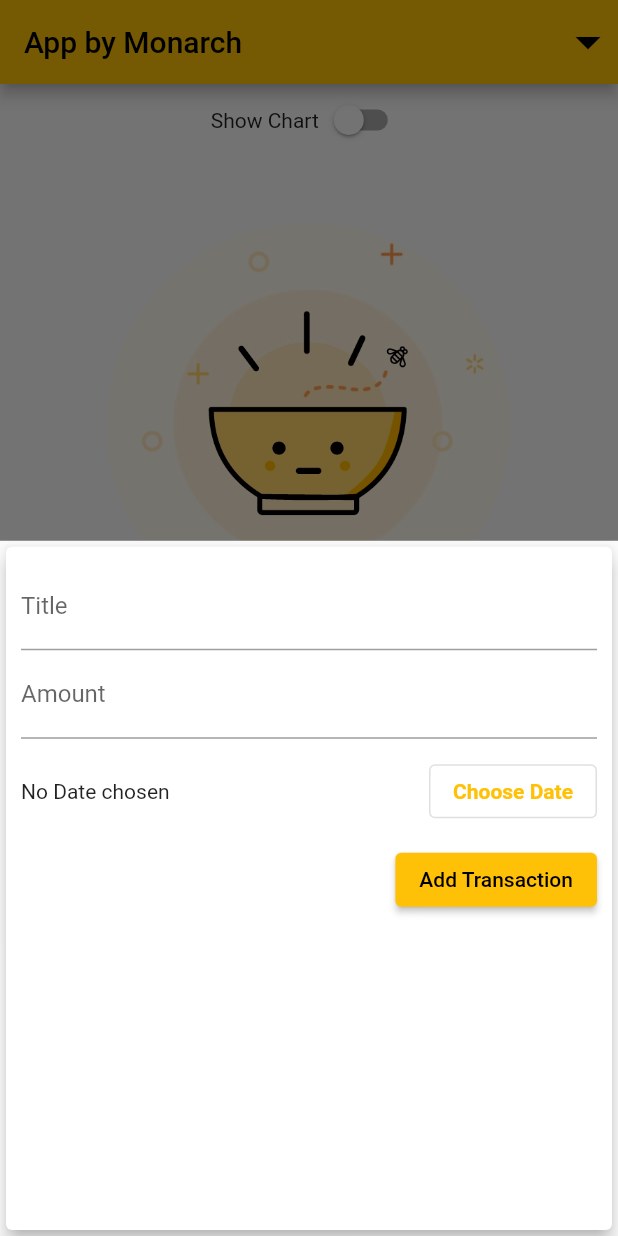
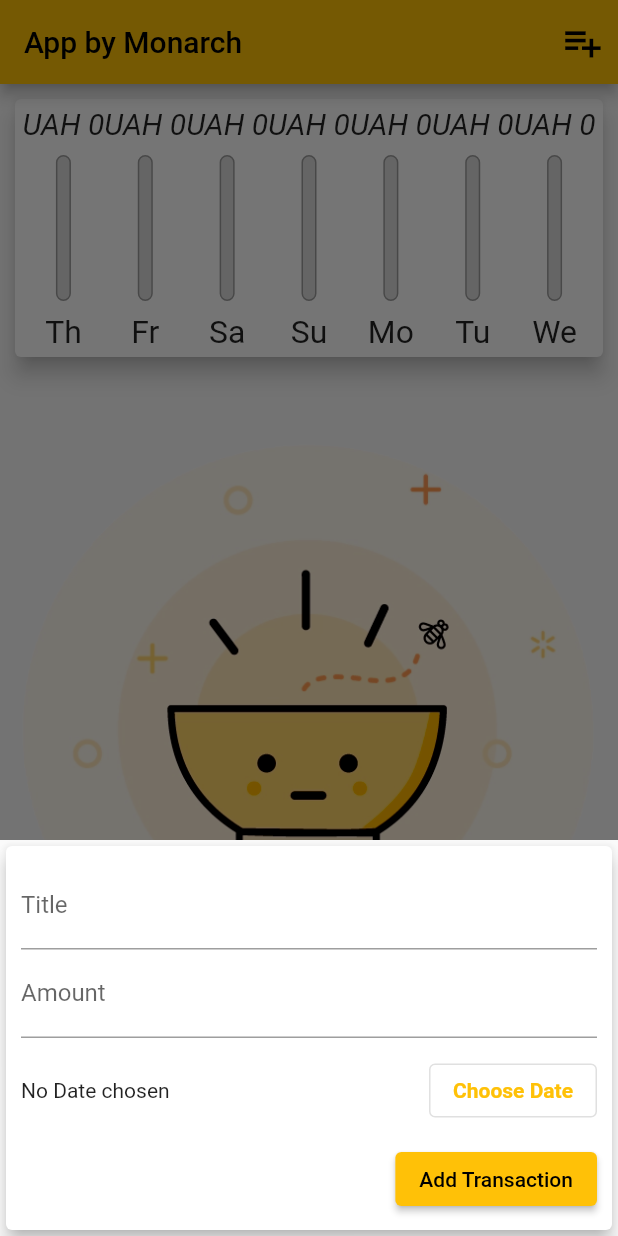
Before and after one commit to MonarchLight/firstAppFlutter, a Flutter app: the screen it shows after launch, after a tap on the "add" icon, on a phone screen of 412 x 824 dp. Run offline on Flutter 3.47's test engine with Material 2 defaults, Android fonts, the phone set to English and light mode, and no system bars.

```diff
--- a/lib/main.dart
+++ b/lib/main.dart
@@ -1,5 +1,9 @@
+import 'dart:io';
+
+import 'package:flutter/cupertino.dart';
 import 'package:flutter/material.dart';
 import 'package:flutter/services.dart';
+
 import './modules/transaction.dart';
 import './widgets/chart.dart';
 import './widgets/new_transaction.dart';
@@ -75,6 +79,7 @@ class _MyHomePageState extends State<MyHomePage> {
 
   void _startAddNewTransaction(BuildContext ctx) {
     showModalBottomSheet(
+      isScrollControlled: true,
       context: ctx,
       builder: (_) {
         return NewTransactions(_addNewTransaction);
@@ -90,33 +95,39 @@ class _MyHomePageState extends State<MyHomePage> {
 
   @override
   Widget build(BuildContext context) {
+    final mediaQuery = MediaQuery.of(context);
+    final isLandscape = mediaQuery.orientation == Orientation.landscape;
     final appBar = AppBar(
       title: Text(
         'App by Monarch',
       ),
       actions: <Widget>[
         IconButton(
-            onPressed: () {
-              () => _startAddNewTransaction(context);
-            },
+            onPressed: () => _startAddNewTransaction(context),
             icon: Icon(
-              Icons.arrow_drop_down,
-              size: 40,
+              Icons.playlist_add_outlined,
+              size: 30,
             ))
       ],
     );
-    return Scaffold(
-      appBar: appBar,
-      body: SingleChildScrollView(
+    final txListWidget = Container(
+      height: (mediaQuery.size.height -
+              appBar.preferredSize.height -
+              mediaQuery.padding.top) *
+          0.9,
+      child: TransactionList(_userTransactions, _deleteTransaction),
+    );
+    final pageBody = SingleChildScrollView(
       child: Column(
         // mainAxisAlignment: MainAxisAlignment.start,
         crossAxisAlignment: CrossAxisAlignment.stretch,
         children: <Widget>[
+          if (isLandscape)
             Row(
               mainAxisAlignment: MainAxisAlignment.center,
               children: <Widget>[
                 Text("Show Chart"),
-                Switch(
+                Switch.adaptive(
                     value: _showChart,
                     onChanged: (val) {
                       setState(() {
@@ -125,28 +136,57 @@ class _MyHomePageState extends State<MyHomePage> {
                     })
               ],
             ),
-            _showChart
-                ? Container(
-                    height: (MediaQuery.of(context).size.height -
+          if (!isLandscape)
+            Container(
+              height: (mediaQuery.size.height -
                       appBar.preferredSize.height -
-                            MediaQuery.of(context).padding.top) *
+                      mediaQuery.padding.top) *
                   0.25,
               child: Chart(_recentTransaction),
               //color: Theme.of(context).primaryColor,
+            ),
+          if (!isLandscape) txListWidget,
+          if (isLandscape)
+            _showChart
+                ? Container(
+                    height: (mediaQuery.size.height -
+                            appBar.preferredSize.height -
+                            mediaQuery.padding.top) *
+                        0.8,
+                    child: Chart(_recentTransaction),
+                    //color: Theme.of(context).primaryColor,
                   )
-                : Container(
-                    height: (MediaQuery.of(context).size.height -
-                            appBar.preferredSize.height -
-                            MediaQuery.of(context).padding.top) *
-                        0.7,
-                    child:
-                        TransactionList(_userTransactions, _deleteTransaction),
+                : txListWidget
+        ],
       ),
+    );
+
+    return Platform.isIOS
+        ? CupertinoPageScaffold(
+            child: pageBody,
+            navigationBar: CupertinoNavigationBar(
+              middle: Text("Test"),
+              trailing: Row(
+                mainAxisSize: MainAxisSize.min,
+                children: [
+                  IconButton(
+                      onPressed: () => _startAddNewTransaction(context),
+                      icon: Icon(
+                        Icons.playlist_add_outlined,
+                        size: 30,
+                      ))
                 ],
               ),
             ),
-      floatingActionButtonLocation: FloatingActionButtonLocation.centerFloat,
-      floatingActionButton: FloatingActionButton(
+          )
+        : Scaffold(
+            appBar: appBar,
+            body: pageBody,
+            floatingActionButtonLocation:
+                FloatingActionButtonLocation.centerFloat,
+            floatingActionButton: Platform.isIOS
+                ? Container()
+                : FloatingActionButton(
                     child: Icon(
                       Icons.add,
                       size: 40,
--- a/lib/widgets/new_transaction.dart
+++ b/lib/widgets/new_transaction.dart
@@ -51,10 +51,16 @@ class _NewTransactionsState extends State<NewTransactions> {
 
   @override
   Widget build(BuildContext context) {
-    return Card(
+    return SingleChildScrollView(
+      child: Card(
         elevation: 5,
         child: Container(
-        padding: EdgeInsets.all(10),
+          padding: EdgeInsets.only(
+            top: 10,
+            bottom: MediaQuery.of(context).viewInsets.bottom + 10,
+            right: 10,
+            left: 10,
+          ),
           child: Column(
             crossAxisAlignment: CrossAxisAlignment.end,
             children: <Widget>[
@@ -95,6 +101,7 @@ class _NewTransactionsState extends State<NewTransactions> {
             ],
           ),
         ),
+      ),
     );
   }
 }
--- a/lib/widgets/transaction_list.dart
+++ b/lib/widgets/transaction_list.dart
@@ -11,27 +11,38 @@ class TransactionList extends StatelessWidget {
   @override
   Widget build(BuildContext context) {
     return transactions.isEmpty
-        ? Column(
+        ? LayoutBuilder(builder: (ctx, constraints) {
+            return Column(
               children: <Widget>[
                 SizedBox(
-                height: 10,
+                    //height: 10,
                     ),
                 Container(
-                height: 465,
+                  height: constraints.maxHeight * 0.95,
                   child: Image.asset(
                     "assets/image/waiting.png",
                     fit: BoxFit.cover,
                   ),
                 )
               ],
-          )
+            );
+          })
         : ListView.builder(
             itemBuilder: (ctx, index) {
               return Card(
                 elevation: 5,
                 margin: EdgeInsets.symmetric(vertical: 7, horizontal: 5),
                 child: ListTile(
-                  trailing: IconButton(
+                  trailing: MediaQuery.of(context).size.width > 420
+                      ? TextButton.icon(
+                          onPressed: () => deleteTx(transactions[index].id),
+                          icon: Icon(Icons.delete, color: Colors.black),
+                          label: Text(
+                            "Delete",
+                            style: TextStyle(color: Colors.red),
+                          ),
+                        )
+                      : IconButton(
                           splashColor: Colors.red,
                           icon: Icon(
                             Icons.delete,
```
Lines whose indentation alone changed are shown as unchanged.
